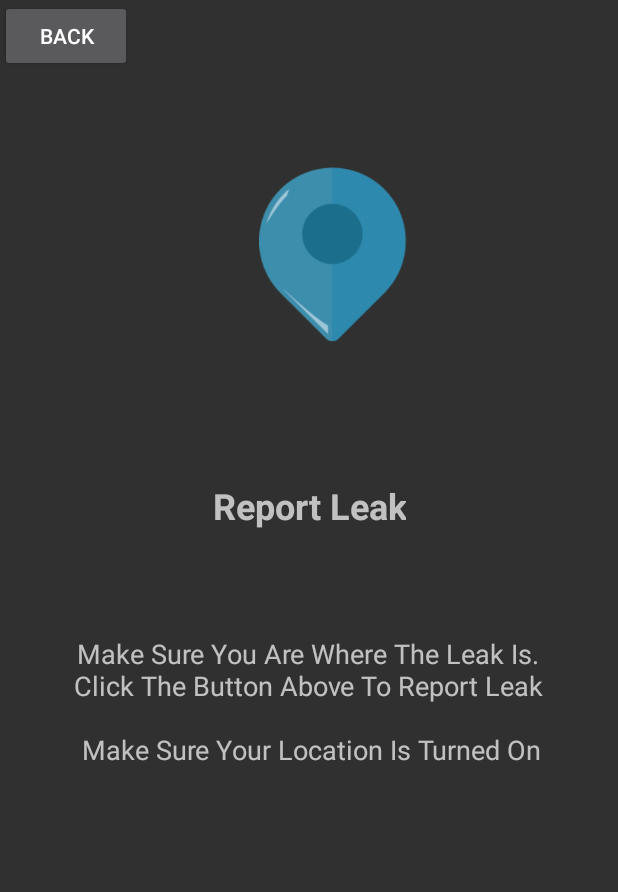
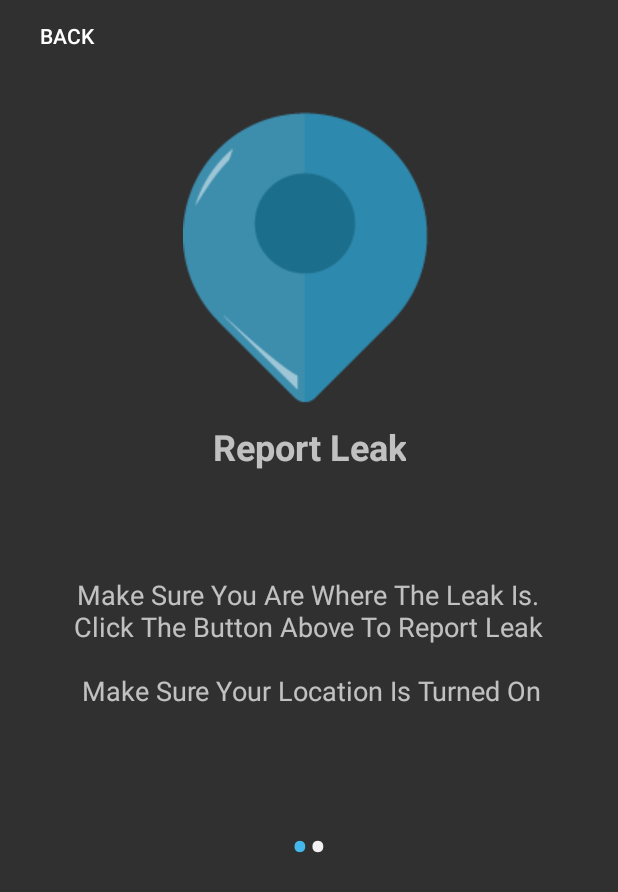
Before and after one commit to CodeineCentrix/Driplit, an Android app: the HelpScreen screen opened directly, with no data from a screen before it, on a phone screen of 412 x 824 dp. Shown: the top 892 px of the screen. Run offline under Robolectric (Android 15) with nearby library versions, the phone set to English and light mode, and no system bars; libraries missing offline, so code that uses them is left out: com.github.mikephil.charting.

Commit message:
Snitchboard layout done, help done, just need to put in proper pictures and sizes

```diff
--- a/app/build.gradle
+++ b/app/build.gradle
@@ -1,4 +1,3 @@
-
 apply plugin: 'com.android.application'
 
 android {
--- a/app/src/main/AndroidManifest.xml
+++ b/app/src/main/AndroidManifest.xml
@@ -2,7 +2,7 @@
 <manifest xmlns:android="http://schemas.android.com/apk/res/android"
     package="com.example.s215131746.driplit">
 
-    <uses-permission android:name="android.permission.ACCESS_COARSE_LOCATION"/>
+    <uses-permission android:name="android.permission.ACCESS_COARSE_LOCATION" />
     <uses-permission android:name="android.permission.ACCESS_FINE_LOCATION" />
     <uses-permission android:name="android.permission.ACCESS_FINE_LOCATION" />
     <uses-permission android:name="android.permission.ACCESS_NETWORK_STATE" />
@@ -59,6 +59,7 @@
             android:name="helpers.BackgroundTip"
             android:exported="false" />
 
+        <activity android:name=".SnitchActivity"></activity>
     </application>
 
 </manifest>
--- a/app/src/main/java/com/example/s215131746/driplit/HelpScreen.java
+++ b/app/src/main/java/com/example/s215131746/driplit/HelpScreen.java
@@ -4,9 +4,11 @@ import android.content.Intent;
 import android.os.Bundle;
 import android.support.v4.view.ViewPager;
 import android.support.v7.app.AppCompatActivity;
+import android.text.Html;
 import android.view.View;
 import android.widget.Button;
 import android.widget.LinearLayout;
+import android.widget.TextView;
 
 import com.github.mikephil.charting.data.LineRadarDataSet;
 
@@ -19,6 +21,8 @@ public class HelpScreen extends AppCompatActivity {
     private ViewPager viewPager;
     private LinearLayout dotLayout;
     private SliderAdapter sliderAdpater;
+
+    private TextView[] dots;
 
     @Override
     protected void onCreate(Bundle savedInstanceState) {
@@ -37,7 +41,55 @@ public class HelpScreen extends AppCompatActivity {
 
         sliderAdpater = new SliderAdapter(this);
         viewPager.setAdapter(sliderAdpater);
+
+        addDotsIndicator(0);
+
+        viewPager.addOnPageChangeListener(dotListener);
     }
+
+    //Method To Create Dots On Help Screen
+    public void addDotsIndicator(int position)
+    {
+        dots = new TextView[2];
+        dotLayout.removeAllViews(); //preventing other dots from being created
+
+        for(int i  = 0; i < dots.length; i++)
+        {
+            dots[i] = new TextView(this);
+            dots[i].setText(Html.fromHtml("&#8226;")); //Code to create the dots
+            dots[i].setTextSize(35);
+            dots[i].setTextColor(getResources().getColor(R.color.white));
+
+            dotLayout.addView(dots[i]);
+
+
+        }
+
+        if(dots.length > 0)
+        {
+            dots[position].setTextColor(getResources().getColor(R.color.blue));
+        }
+    }
+
+    ViewPager.OnPageChangeListener dotListener = new ViewPager.OnPageChangeListener() {
+        @Override
+        public void onPageScrolled(int position, float positionOffset, int positionOffsetPixels) {
+
+        }
+
+        @Override
+        public void onPageSelected(int position) {
+
+            addDotsIndicator(position);
+
+        }
+
+        @Override
+        public void onPageScrollStateChanged(int state) {
+
+        }
+    };
+
     public void BackClicked() {
         Intent toMenu = new Intent(getApplicationContext(), Mainmenu.class);
         startActivity(toMenu);
--- a/app/src/main/java/com/example/s215131746/driplit/TabMenu.java
+++ b/app/src/main/java/com/example/s215131746/driplit/TabMenu.java
@@ -45,7 +45,7 @@ public class TabMenu extends AppCompatActivity {
         String[] p = m.Read(this.getString(R.string.person_file_name),",");
         person.fullName = p[PersonModel.FULLNAME];
         person.email = p[PersonModel.EMAIL];
-        person.Usagetarget = Integer.parseInt(p[PersonModel.USAGETARGET]);
+        //person.Usagetarget = Integer.parseInt(p[PersonModel.USAGETARGET]);
         person.id =Integer.parseInt(p[PersonModel.ID]);
         person.userPassword = p[PersonModel.PASSWORD];
         person.getOldapproved = Integer.parseInt(p[PersonModel.OLDAPPROVED]);
@@ -150,7 +150,8 @@ public class TabMenu extends AppCompatActivity {
 
                 return super.onOptionsItemSelected(item);
             case R.id.action_snitch_board:
-                Toast.makeText(this,"UNDER CONSTRUCTION!!!",Toast.LENGTH_LONG).show();
+                Intent snitchBoard = new Intent(this.getApplicationContext(), SnitchActivity.class);
+                startActivity(snitchBoard);
                 return super.onOptionsItemSelected(item);
             case R.id.homeAsUp:
                 finish();
--- a/app/src/main/java/com/example/s215131746/driplit/TipTrickClass.java
+++ b/app/src/main/java/com/example/s215131746/driplit/TipTrickClass.java
@@ -74,7 +74,7 @@ public class TipTrickClass extends Fragment {
                 if(tipd.length()<10){
                     Toast.makeText(rootView.getContext(),"Tip not descriptive enough",Toast.LENGTH_LONG).show();
                 }else if(!tipd.equals("")){
-                    Toast.makeText(rootView.getContext(),"your tip will wait for approval",Toast.LENGTH_LONG).show();
+                    Toast.makeText(rootView.getContext(),"Tip submitted for approval",Toast.LENGTH_LONG).show();
                     TipModel tip = new TipModel();
                     tip.PersonID =Integer.parseInt(
                             m.Read(rootView.getContext().getString(R.string.person_file_name)
--- a/app/src/main/res/layout/activity_help_screen.xml
+++ b/app/src/main/res/layout/activity_help_screen.xml
@@ -29,6 +29,7 @@
         android:id="@+id/btnBack"
         android:layout_width="wrap_content"
         android:layout_height="wrap_content"
+        android:background="@android:color/transparent"
         android:text="@string/back" />
 
 </RelativeLayout>
--- a/app/src/main/res/layout/slide_layout.xml
+++ b/app/src/main/res/layout/slide_layout.xml
@@ -9,16 +9,10 @@
         android:id="@+id/imgViewLocation"
         android:layout_width="wrap_content"
         android:layout_height="wrap_content"
-        android:layout_alignParentBottom="true"
-        android:layout_alignParentEnd="true"
-        android:layout_alignParentRight="true"
         android:layout_alignParentTop="true"
-        android:layout_marginBottom="285dp"
-        android:layout_marginEnd="105dp"
-        android:layout_marginRight="105dp"
-        android:layout_marginTop="107dp"
+        android:layout_centerHorizontal="true"
+        android:layout_marginTop="68dp"
         android:contentDescription="@string/todo"
-        android:scaleType="fitCenter"
         app:srcCompat="@drawable/report" />
 
     <TextView
--- a/app/src/main/res/values/strings.xml
+++ b/app/src/main/res/values/strings.xml
@@ -206,5 +206,7 @@
     <string name="fixed">Fixed</string>
     <string name="usage_target">Usage Target</string>
     <string name="heading">HEADING</string>
+    <string name="top_drip_snitchers">TOP DRIP SNITCHERS</string>
+    <string name="snitch_count">SNITCH COUNT</string>
 
 </resources>
```
Also changed, not shown: app/src/main/java/Adapters/SnitchAdapter.java (added, +49 -0 lines), app/src/main/java/com/example/s215131746/driplit/SnitchActivity.java (added, +29 -0 lines), app/src/main/res/layout/activity_snitch.xml (added, +65 -0 lines), app/src/main/res/layout/snitch_list_layout.xml (added, +26 -0 lines), app/src/main/res/drawable/camera.png.
